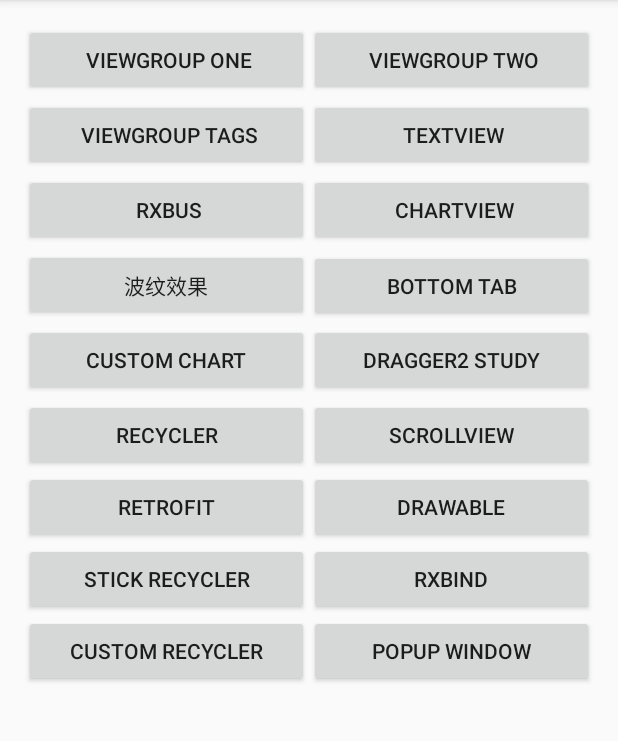
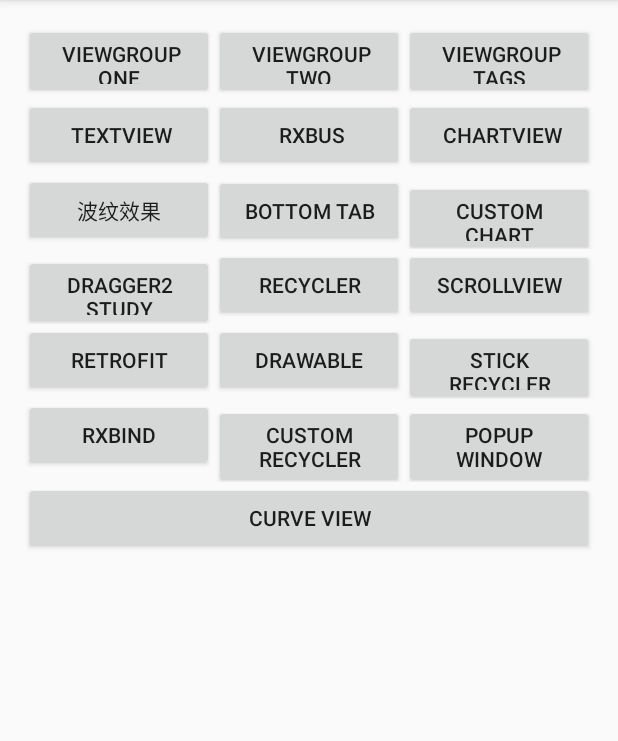
Before and after one commit to gzfgeh/AndroidDemo, an Android app: the screen it shows after launch (MainActivity), on a phone screen of 412 x 824 dp, the part 84-825 px from its top. Run offline under Robolectric (Android 15) with nearby library versions, the phone set to English and light mode, and no system bars; our stand-ins replace ButterKnife; plain views replace RippleView.

Commit message:
add curs view

```diff
--- a/app/src/main/AndroidManifest.xml
+++ b/app/src/main/AndroidManifest.xml
@@ -84,6 +84,7 @@
         <activity android:name=".CustomRxBind.CustomRxBindActivity"/>
         <activity android:name=".EaseRecycler.EasyRecyclerActivity"/>
         <activity android:name=".CustomPopupWindow.PopupWindowActivity"/>
+        <activity android:name=".CurveView.CurveViewActivity"/>
 
     </application>
 
--- a/app/src/main/java/com/gzfgeh/MainActivity.java
+++ b/app/src/main/java/com/gzfgeh/MainActivity.java
@@ -8,6 +8,7 @@ import android.widget.Button;
 import android.widget.LinearLayout;
 import android.widget.Toast;
 
+import com.gzfgeh.CurveView.CurveViewActivity;
 import com.gzfgeh.CustomBottomTab.BottomTabLayoutActivity;
 import com.gzfgeh.CustomBtn.CustomBtnActivity;
 import com.gzfgeh.CustomChart.ChartViewActivity;
@@ -71,6 +72,8 @@ public class MainActivity extends AppCompatActivity implements View.OnClickListe
     Button recyclerBtn;
     @Bind(R.id.popup_window)
     Button popupWindow;
+    @Bind(R.id.curve_view)
+    Button curveView;
 
     @Override
     protected void onCreate(Bundle savedInstanceState) {
@@ -96,6 +99,7 @@ public class MainActivity extends AppCompatActivity implements View.OnClickListe
         rxBind.setOnClickListener(this);
         recyclerBtn.setOnClickListener(this);
         popupWindow.setOnClickListener(this);
+        curveView.setOnClickListener(this);
     }
 
 
@@ -173,6 +177,10 @@ public class MainActivity extends AppCompatActivity implements View.OnClickListe
             case R.id.popup_window:
                 startActivity(new Intent(this, PopupWindowActivity.class));
                 break;
+
+            case R.id.curve_view:
+                startActivity(new Intent(this, CurveViewActivity.class));
+                break;
         }
     }
 
--- a/app/src/main/res/layout/content_main.xml
+++ b/app/src/main/res/layout/content_main.xml
@@ -26,6 +26,12 @@
             android:layout_height="wrap_content"
             android:layout_weight="1"
             android:id="@+id/custom_viewgroup_flow"/>
+
+        <Button android:text=" ViewGroup Tags"
+            android:layout_width="match_parent"
+            android:layout_height="wrap_content"
+            android:id="@+id/custom_viewgroup_tag"
+            android:layout_weight="1"/>
     </LinearLayout>
 
     <LinearLayout
@@ -35,26 +41,11 @@
         android:id="@+id/layout_two"
         android:layout_below="@+id/custom_viewgroup_layout">
 
-        <Button android:text=" ViewGroup Tags"
-            android:layout_width="match_parent"
-            android:layout_height="wrap_content"
-            android:id="@+id/custom_viewgroup_tag"
-            android:layout_weight="1"/>
-
         <Button android:text=" TextView"
             android:layout_width="match_parent"
             android:layout_height="wrap_content"
             android:id="@+id/custom_text_view"
             android:layout_weight="1"/>
-
-    </LinearLayout>
-
-    <LinearLayout
-        android:layout_width="match_parent"
-        android:layout_height="50dp"
-        android:orientation="horizontal"
-        android:id="@+id/layout_three"
-        android:layout_below="@+id/layout_two">
 
         <com.andexert.library.RippleView
             android:layout_width="match_parent"
@@ -82,8 +73,8 @@
         android:layout_width="match_parent"
         android:layout_height="50dp"
         android:orientation="horizontal"
-        android:id="@+id/layout_four"
-        android:layout_below="@+id/layout_three">
+        android:id="@+id/layout_three"
+        android:layout_below="@+id/layout_two">
 
         <Button android:text="波纹效果"
             android:layout_width="match_parent"
@@ -96,15 +87,6 @@
             android:layout_height="wrap_content"
             android:id="@+id/bottom_tablayout"
             android:layout_weight="1"/>
-    </LinearLayout>
-
-
-    <LinearLayout
-        android:layout_width="match_parent"
-        android:layout_height="50dp"
-        android:orientation="horizontal"
-        android:layout_below="@+id/layout_four"
-        android:id="@+id/layout_five">
 
         <Button android:text="Custom Chart"
             android:layout_width="match_parent"
@@ -112,18 +94,20 @@
             android:id="@+id/chart"
             android:layout_weight="1"/>
 
+    </LinearLayout>
+
+    <LinearLayout
+        android:layout_width="match_parent"
+        android:layout_height="50dp"
+        android:orientation="horizontal"
+        android:id="@+id/layout_four"
+        android:layout_below="@+id/layout_three">
+
         <Button android:text="Dragger2 Study"
             android:layout_width="match_parent"
             android:layout_height="wrap_content"
             android:id="@+id/dragger2"
             android:layout_weight="1"/>
-    </LinearLayout>
-
-    <LinearLayout
-        android:layout_width="match_parent"
-        android:layout_height="wrap_content"
-        android:id="@+id/six"
-        android:layout_below="@+id/layout_five">
 
         <Button
             android:layout_width="match_parent"
@@ -138,13 +122,16 @@
             android:text="ScrollView"
             android:id="@+id/scroll_view"
             android:layout_weight="1"/>
+
     </LinearLayout>
+
 
     <LinearLayout
         android:layout_width="match_parent"
-        android:layout_height="wrap_content"
-        android:id="@+id/seven"
-        android:layout_below="@+id/six">
+        android:layout_height="50dp"
+        android:orientation="horizontal"
+        android:layout_below="@+id/layout_four"
+        android:id="@+id/layout_five">
 
         <Button
             android:layout_width="match_parent"
@@ -159,13 +146,7 @@
             android:text="Drawable"
             android:id="@+id/custom_drawable"
             android:layout_weight="1"/>
-    </LinearLayout>
 
-    <LinearLayout
-        android:layout_width="match_parent"
-        android:layout_height="wrap_content"
-        android:id="@+id/eight"
-        android:layout_below="@+id/seven">
 
         <Button
             android:layout_width="match_parent"
@@ -174,19 +155,20 @@
             android:id="@+id/stick_recycler"
             android:layout_weight="1"/>
 
+    </LinearLayout>
+
+    <LinearLayout
+        android:layout_width="match_parent"
+        android:layout_height="wrap_content"
+        android:id="@+id/six"
+        android:layout_below="@+id/layout_five">
+
         <Button
             android:layout_width="match_parent"
             android:layout_height="wrap_content"
             android:text="RxBind"
             android:id="@+id/rxbind"
             android:layout_weight="1"/>
-    </LinearLayout>
-
-    <LinearLayout
-        android:layout_width="match_parent"
-        android:layout_height="wrap_content"
-        android:id="@+id/nine"
-        android:layout_below="@+id/eight">
 
         <Button
             android:layout_width="match_parent"
@@ -203,6 +185,21 @@
             android:layout_weight="1"/>
     </LinearLayout>
 
+    <LinearLayout
+        android:layout_width="match_parent"
+        android:layout_height="wrap_content"
+        android:id="@+id/seven"
+        android:layout_below="@+id/six">
+
+        <Button
+            android:layout_width="match_parent"
+            android:layout_height="wrap_content"
+            android:text="Curve View"
+            android:id="@+id/curve_view"
+            android:layout_weight="1"/>
+    </LinearLayout>
+
+
 
 
 </RelativeLayout>
```
Also changed, not shown: app/src/main/java/com/gzfgeh/CurveView/CurveView.java (added, +65 -0 lines), app/src/main/java/com/gzfgeh/CurveView/CurveViewActivity.java (added, +18 -0 lines), app/src/main/res/layout/activity_curve_view.xml (added, +20 -0 lines), 2 other files.
